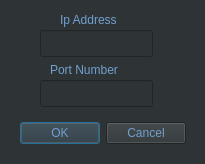
electronicengine/OKATEM_PRIVATE, file RemoteApptics/connectiondialog.ui: the form before one commit.
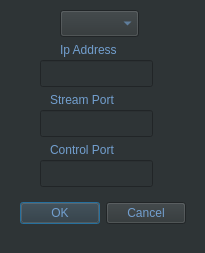
The form after the commit.

Diff of the .ui file:
```diff
--- a/RemoteApptics/connectiondialog.ui
+++ b/RemoteApptics/connectiondialog.ui
@@ -7,7 +7,7 @@
     <x>0</x>
     <y>0</y>
     <width>205</width>
-    <height>164</height>
+    <height>253</height>
    </rect>
   </property>
   <property name="windowTitle">
@@ -20,7 +20,7 @@
    <property name="geometry">
     <rect>
      <x>40</x>
-     <y>30</y>
+     <y>60</y>
      <width>113</width>
      <height>27</height>
     </rect>
@@ -33,7 +33,7 @@
    <property name="geometry">
     <rect>
      <x>40</x>
-     <y>80</y>
+     <y>110</y>
      <width>113</width>
      <height>27</height>
     </rect>
@@ -46,7 +46,7 @@
    <property name="geometry">
     <rect>
      <x>20</x>
-     <y>120</y>
+     <y>200</y>
      <width>166</width>
      <height>27</height>
     </rect>
@@ -63,7 +63,7 @@
    <property name="geometry">
     <rect>
      <x>60</x>
-     <y>10</y>
+     <y>40</y>
      <width>81</width>
      <height>19</height>
     </rect>
@@ -79,7 +79,7 @@
    <property name="geometry">
     <rect>
      <x>50</x>
-     <y>60</y>
+     <y>90</y>
      <width>91</width>
      <height>19</height>
     </rect>
@@ -88,7 +88,55 @@
     <string notr="true">color: rgb(114, 159, 207);</string>
    </property>
    <property name="text">
-    <string>Port Number</string>
+    <string>Stream Port</string>
+   </property>
+  </widget>
+  <widget class="QComboBox" name="comboBox">
+   <property name="geometry">
+    <rect>
+     <x>60</x>
+     <y>10</y>
+     <width>79</width>
+     <height>27</height>
+    </rect>
+   </property>
+   <property name="styleSheet">
+    <string notr="true">color: rgb(114, 159, 207);</string>
+   </property>
+   <property name="editable">
+    <bool>false</bool>
+   </property>
+   <property name="currentIndex">
+    <number>-1</number>
+   </property>
+  </widget>
+  <widget class="QLabel" name="label_3">
+   <property name="geometry">
+    <rect>
+     <x>50</x>
+     <y>140</y>
+     <width>91</width>
+     <height>19</height>
+    </rect>
+   </property>
+   <property name="styleSheet">
+    <string notr="true">color: rgb(114, 159, 207);</string>
+   </property>
+   <property name="text">
+    <string>Control Port</string>
+   </property>
+  </widget>
+  <widget class="QLineEdit" name="control_port_text">
+   <property name="geometry">
+    <rect>
+     <x>40</x>
+     <y>160</y>
+     <width>113</width>
+     <height>27</height>
+    </rect>
+   </property>
+   <property name="styleSheet">
+    <string notr="true">color: rgb(114, 159, 207);</string>
    </property>
   </widget>
  </widget>
```
Left out of the diff: 2 changed lines with no effect on the pictures.
